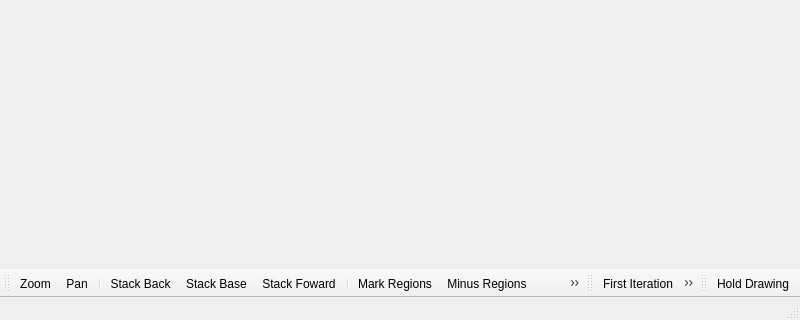
This is code/plotms/Gui/PlotMSPlotter.ui in radio-astro/casa as Qt 5 draws it before an edit; both pictures show x 0 to 800 and y 280 to 600 of the 800 by 600 pixel window. The edited form follows.
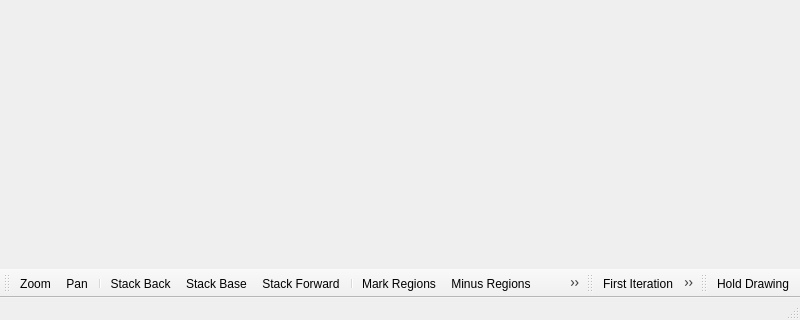
This is the edited form. Icons and pictures are not drawn.

Commit message: New Development: No             JIRA Issue: CAS-7014         Ready for Test: Yes      Interface Changes: No What Interface Changed: Please list interface changes          Test Programs: List test programs   Put in Release Notes: No              Module(s): plotms            Description: Reset enabled tools when iteration page is changed.  Fixed typo in GUI.

```diff
--- a/code/plotms/Gui/PlotMSPlotter.ui
+++ b/code/plotms/Gui/PlotMSPlotter.ui
@@ -312,7 +312,7 @@
      <normaloff>:/actions/images/stack_forward.png</normaloff>:/actions/images/stack_forward.png</iconset>
    </property>
    <property name="text">
-    <string>Stack Foward</string>
+    <string>Stack Forward</string>
    </property>
   </action>
   <action name="actionClearPlots">
```
The commit also changes 3 other files.
